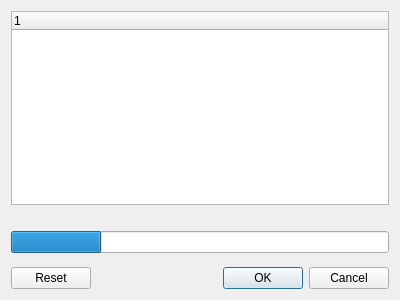
The window that libs/DataWidgets/lcarddiscoverydialog.ui (voytoff/DataServerQt) describes before a commit, drawn with Qt 5.
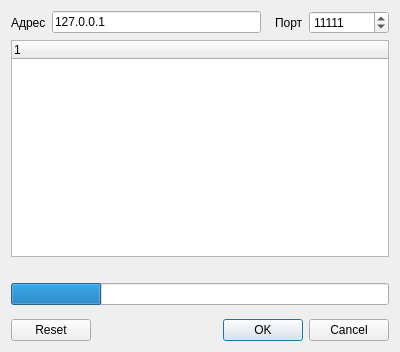
The same window after the commit.

```diff
--- a/libs/DataWidgets/lcarddiscoverydialog.ui
+++ b/libs/DataWidgets/lcarddiscoverydialog.ui
@@ -7,13 +7,85 @@
     <x>0</x>
     <y>0</y>
     <width>400</width>
-    <height>300</height>
+    <height>352</height>
    </rect>
   </property>
   <property name="windowTitle">
    <string>Dialog</string>
   </property>
   <layout class="QVBoxLayout" name="verticalLayout">
+   <item>
+    <layout class="QHBoxLayout" name="horizontalLayout">
+     <item>
+      <widget class="QLabel" name="hostLabel">
+       <property name="text">
+        <string>Адрес</string>
+       </property>
+      </widget>
+     </item>
+     <item>
+      <widget class="QLineEdit" name="hostEdit">
+       <property name="minimumSize">
+        <size>
+         <width>120</width>
+         <height>0</height>
+        </size>
+       </property>
+       <property name="text">
+        <string>127.0.0.1</string>
+       </property>
+      </widget>
+     </item>
+     <item>
+      <spacer name="horizontalSpacer">
+       <property name="orientation">
+        <enum>Qt::Orientation::Horizontal</enum>
+       </property>
+       <property name="sizeType">
+        <enum>QSizePolicy::Policy::Fixed</enum>
+       </property>
+       <property name="sizeHint" stdset="0">
+        <size>
+         <width>8</width>
+         <height>0</height>
+        </size>
+       </property>
+      </spacer>
+     </item>
+     <item>
+      <widget class="QLabel" name="portLabel">
+       <property name="text">
+        <string>Порт</string>
+       </property>
+      </widget>
+     </item>
+     <item>
+      <widget class="QSpinBox" name="portSpinBox">
+       <property name="sizePolicy">
+        <sizepolicy hsizetype="Fixed" vsizetype="Fixed">
+         <horstretch>0</horstretch>
+         <verstretch>0</verstretch>
+        </sizepolicy>
+       </property>
+       <property name="minimumSize">
+        <size>
+         <width>80</width>
+         <height>0</height>
+        </size>
+       </property>
+       <property name="minimum">
+        <number>1</number>
+       </property>
+       <property name="maximum">
+        <number>65535</number>
+       </property>
+       <property name="value">
+        <number>11111</number>
+       </property>
+      </widget>
+     </item>
+    </layout>
+   </item>
    <item>
     <widget class="QTreeWidget" name="treeWidget">
      <column>
```
Left out of the diff: 5 changed lines with no effect on the pictures.
